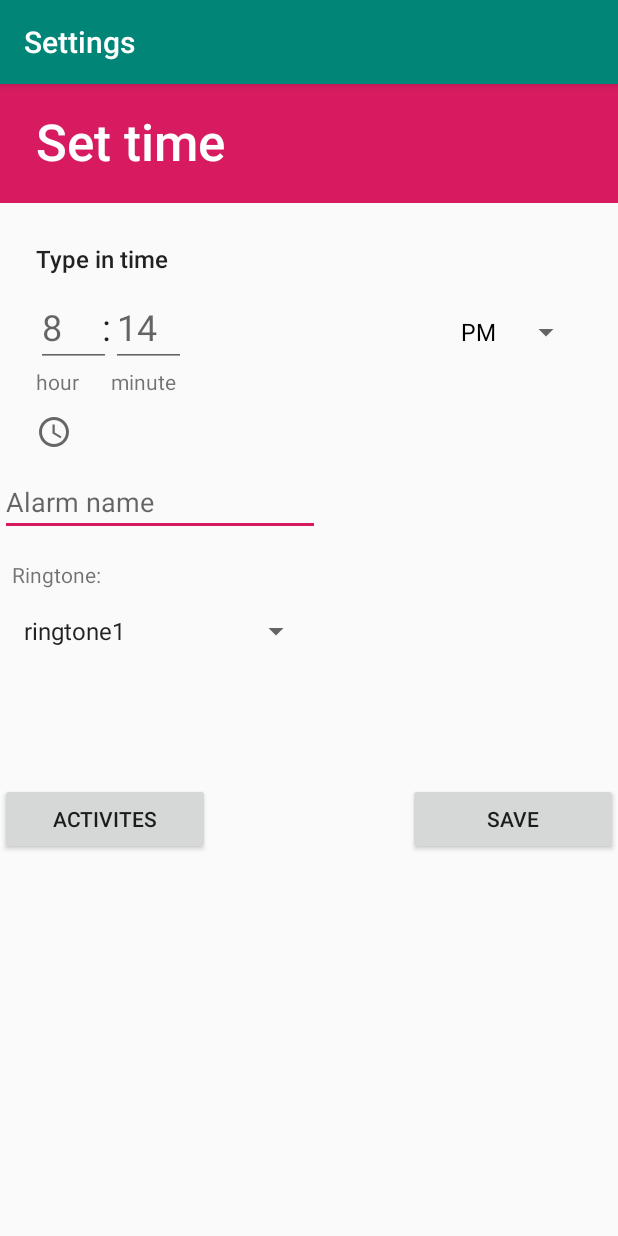
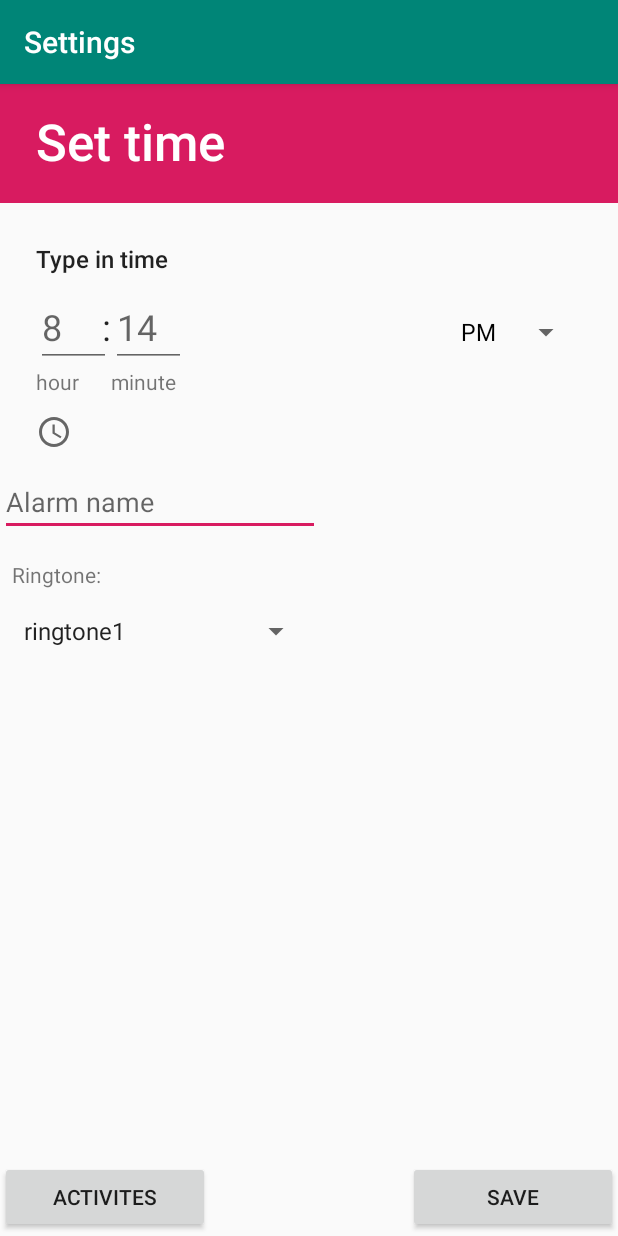
Before and after one commit to Jasondai9/Vivawake, an Android app: the SetupActivity screen opened directly, with no data from a screen before it, after a tap on an icon or button, on a phone screen of 412 x 824 dp. Run offline under Robolectric (Android 15) with nearby library versions, the phone set to English and light mode, and no system bars; 3 other taps on this screen came first.

Commit message:
fixed setup height

```diff
--- a/app/src/main/res/layout/activity_setup.xml
+++ b/app/src/main/res/layout/activity_setup.xml
@@ -9,12 +9,13 @@
 
     <ScrollView xmlns:android="http://schemas.android.com/apk/res/android"
         android:id="@+id/scroll"
-        android:layout_width="fill_parent"
-        android:layout_height="466dp">
+        android:layout_width="match_parent"
+        android:layout_height="match_parent"
+        android:layout_marginBottom="50dp">
 
         <LinearLayout xmlns:android="http://schemas.android.com/apk/res/android"
             android:layout_width="match_parent"
-            android:layout_height="512dp"
+            android:layout_height="match_parent"
             android:orientation="vertical"
             app:layout_constraintBottom_toBottomOf="parent"
             app:layout_constraintLeft_toLeftOf="parent">
```
